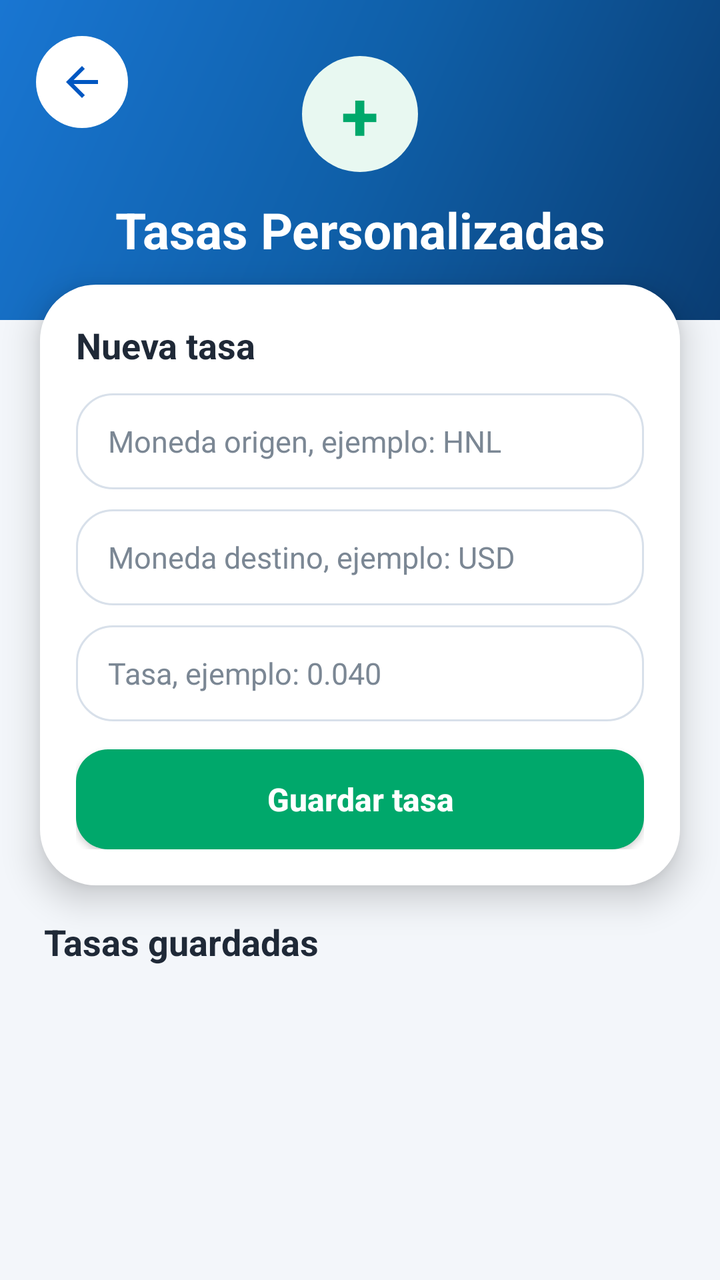
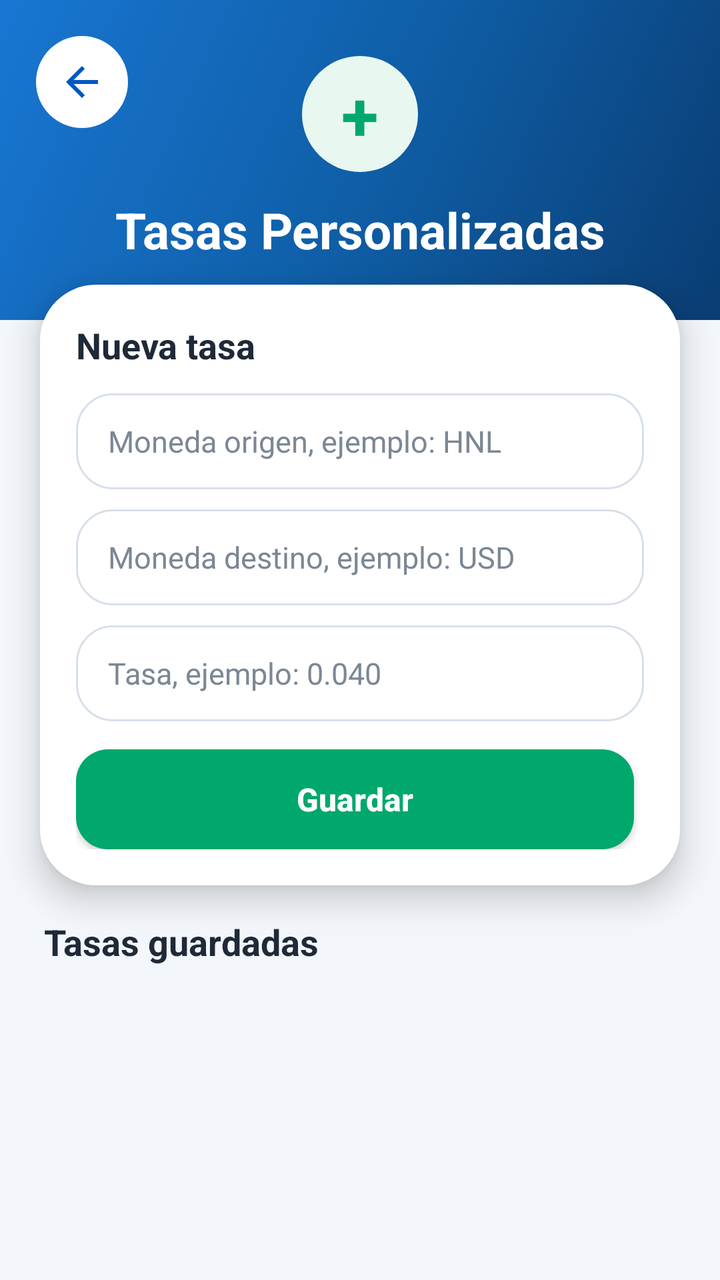

Compare the two renders of this Android layout. The source of the first and the diff that turns it into the second are given below.
<!-- AndroidManifest.xml: application theme Theme.ConversorMonedasApp -->
<!-- res/layout/activity_custom_rates.xml -->
<?xml version="1.0" encoding="utf-8"?>
<LinearLayout xmlns:android="http://schemas.android.com/apk/res/android"
    android:layout_width="match_parent"
    android:layout_height="match_parent"
    android:background="@drawable/bg_screen"
    android:orientation="vertical">

    
    <FrameLayout
        android:layout_width="match_parent"
        android:layout_height="160dp"
        android:background="@drawable/bg_header">

        <ImageButton
            android:id="@+id/btnBackCustomRates"
            android:layout_width="46dp"
            android:layout_height="46dp"
            android:layout_gravity="start|top"
            android:layout_marginStart="18dp"
            android:layout_marginTop="18dp"
            android:background="@drawable/bg_back_button"
            android:contentDescription="Volver"
            android:padding="11dp"
            android:src="@drawable/ic_back" />

        <LinearLayout
            android:layout_width="match_parent"
            android:layout_height="match_parent"
            android:gravity="center"
            android:orientation="vertical"
            android:padding="18dp">

            <TextView
                android:layout_width="58dp"
                android:layout_height="58dp"
                android:background="@drawable/circle_green"
                android:gravity="center"
                android:text="+"
                android:textColor="#00A86B"
                android:textSize="34sp"
                android:textStyle="bold" />

            <TextView
                android:layout_width="match_parent"
                android:layout_height="wrap_content"
                android:layout_marginTop="12dp"
                android:gravity="center"
                android:text="Tasas Personalizadas"
                android:textColor="#FFFFFF"
                android:textSize="25sp"
                android:textStyle="bold" />

        </LinearLayout>

    </FrameLayout>

    
    <LinearLayout
        android:layout_width="match_parent"
        android:layout_height="wrap_content"
        android:layout_marginStart="20dp"
        android:layout_marginEnd="20dp"
        android:layout_marginTop="-18dp"
        android:background="@drawable/bg_card"
        android:elevation="10dp"
        android:orientation="vertical"
        android:padding="18dp">

        <TextView
            android:layout_width="match_parent"
            android:layout_height="wrap_content"
            android:layout_marginBottom="12dp"
            android:text="Nueva tasa"
            android:textColor="#1F2937"
            android:textSize="18sp"
            android:textStyle="bold" />

        <EditText
            android:id="@+id/etFromCode"
            android:layout_width="match_parent"
            android:layout_height="48dp"
            android:layout_marginBottom="10dp"
            android:background="@drawable/bg_input"
            android:hint="Moneda origen, ejemplo: HNL"
            android:paddingStart="16dp"
            android:paddingEnd="16dp"
            android:textColor="#1F2937"
            android:textColorHint="#7B8794"
            android:textSize="15sp" />

        <EditText
            android:id="@+id/etToCode"
            android:layout_width="match_parent"
            android:layout_height="48dp"
            android:layout_marginBottom="10dp"
            android:background="@drawable/bg_input"
            android:hint="Moneda destino, ejemplo: USD"
            android:paddingStart="16dp"
            android:paddingEnd="16dp"
            android:textColor="#1F2937"
            android:textColorHint="#7B8794"
            android:textSize="15sp" />

        <EditText
            android:id="@+id/etRate"
            android:layout_width="match_parent"
            android:layout_height="48dp"
            android:layout_marginBottom="14dp"
            android:background="@drawable/bg_input"
            android:hint="Tasa, ejemplo: 0.040"
            android:inputType="numberDecimal"
            android:paddingStart="16dp"
            android:paddingEnd="16dp"
            android:textColor="#1F2937"
            android:textColorHint="#7B8794"
            android:textSize="15sp" />

        <androidx.appcompat.widget.AppCompatButton
            android:id="@+id/btnGuardarTasa"
            android:layout_width="match_parent"
            android:layout_height="50dp"
            android:background="@drawable/bg_button_success"
            android:text="Guardar tasa"
            android:textAllCaps="false"
            android:textColor="#FFFFFF"
            android:textSize="16sp"
            android:textStyle="bold" />

    </LinearLayout>

    
    <TextView
        android:layout_width="match_parent"
        android:layout_height="wrap_content"
        android:layout_marginStart="22dp"
        android:layout_marginTop="16dp"
        android:layout_marginEnd="22dp"
        android:layout_marginBottom="8dp"
        android:text="Tasas guardadas"
        android:textColor="#1F2937"
        android:textSize="18sp"
        android:textStyle="bold" />

    
    <ListView
        android:id="@+id/listCustomRates"
        android:layout_width="match_parent"
        android:layout_height="0dp"
        android:layout_marginStart="18dp"
        android:layout_marginEnd="18dp"
        android:layout_weight="1"
        android:clipToPadding="false"
        android:divider="@android:color/transparent"
        android:dividerHeight="12dp"
        android:paddingBottom="14dp" />

</LinearLayout>
<!-- resources referenced by this layout -->
<resources>
  <!-- drawable bg_back_button (drawable) -->
  <?xml version="1.0" encoding="utf-8"?>
  <shape xmlns:android="http://schemas.android.com/apk/res/android"
      android:shape="oval">
  
      <solid android:color="#FFFFFF" />
  
  </shape>
  <!-- drawable bg_button_success (drawable) -->
  <?xml version="1.0" encoding="utf-8"?>
  <shape xmlns:android="http://schemas.android.com/apk/res/android">
      <solid android:color="#00A86B" />
      <corners android:radius="16dp" />
  </shape>
  <!-- drawable bg_card (drawable) -->
  <?xml version="1.0" encoding="utf-8"?>
  <shape xmlns:android="http://schemas.android.com/apk/res/android">
      <solid android:color="#FFFFFF" />
      <corners android:radius="28dp" />
  </shape>
  <!-- drawable bg_header (drawable) -->
  <?xml version="1.0" encoding="utf-8"?>
  <shape xmlns:android="http://schemas.android.com/apk/res/android">
      <gradient
          android:startColor="#0A3D73"
          android:centerColor="#0F5FA8"
          android:endColor="#1976D2"
          android:angle="135" />
  </shape>
  <!-- drawable bg_input (drawable) -->
  <?xml version="1.0" encoding="utf-8"?>
  <shape xmlns:android="http://schemas.android.com/apk/res/android">
      <solid android:color="#FFFFFF" />
      <corners android:radius="18dp" />
      <stroke
          android:width="1dp"
          android:color="#D8E0EA" />
  </shape>
  <!-- drawable bg_screen (drawable) -->
  <?xml version="1.0" encoding="utf-8"?>
  <shape xmlns:android="http://schemas.android.com/apk/res/android">
      <solid android:color="#F3F6FA" />
  </shape>
  <!-- drawable circle_green (drawable) -->
  <?xml version="1.0" encoding="utf-8"?>
  <shape xmlns:android="http://schemas.android.com/apk/res/android"
      android:shape="oval">
      <solid android:color="#E8F8F1" />
  </shape>
  <!-- drawable ic_back (drawable) -->
  <vector xmlns:android="http://schemas.android.com/apk/res/android"
      android:width="24dp"
      android:height="24dp"
      android:viewportWidth="24"
      android:viewportHeight="24">
  
      <path
          android:fillColor="#0057C2"
          android:pathData="M20,11H7.83l5.59,-5.59L12,4l-8,8 8,8 1.42,-1.41L7.83,13H20v-2z" />
  
  </vector>
  <style name="Theme.ConversorMonedasApp" parent="Base.Theme.ConversorMonedasApp" />
  <style name="Base.Theme.ConversorMonedasApp" parent="Theme.Material3.DayNight.NoActionBar">
          <item name="colorPrimary">#1565C0</item>
          <item name="colorPrimaryContainer">#0A3D73</item>
          <item name="colorSecondary">#00A86B</item>
          <item name="colorSecondaryContainer">#E8F8F1</item>
  
          <item name="android:windowLightStatusBar">false</item>
          <item name="android:statusBarColor">#0A3D73</item>
          <item name="android:navigationBarColor">#F3F6FA</item>
      </style>
</resources>

<!-- the commit's change to res/layout/activity_custom_rates.xml (unified diff, before → after) -->
@@ -54,7 +54,6 @@
 
     </FrameLayout>
 
-    
     <LinearLayout
         android:layout_width="match_parent"
         android:layout_height="wrap_content"
@@ -115,20 +114,42 @@
             android:textColorHint="#7B8794"
             android:textSize="15sp" />
 
-        <androidx.appcompat.widget.AppCompatButton
-            android:id="@+id/btnGuardarTasa"
+        <LinearLayout
             android:layout_width="match_parent"
-            android:layout_height="50dp"
-            android:background="@drawable/bg_button_success"
-            android:text="Guardar tasa"
-            android:textAllCaps="false"
-            android:textColor="#FFFFFF"
-            android:textSize="16sp"
-            android:textStyle="bold" />
+            android:layout_height="wrap_content"
+            android:orientation="horizontal">
+
+            <androidx.appcompat.widget.AppCompatButton
+                android:id="@+id/btnGuardarTasa"
+                android:layout_width="0dp"
+                android:layout_height="50dp"
+                android:layout_weight="1"
+                android:layout_marginEnd="5dp"
+                android:background="@drawable/bg_button_success"
+                android:text="Guardar"
+                android:textAllCaps="false"
+                android:textColor="#FFFFFF"
+                android:textSize="16sp"
+                android:textStyle="bold" />
+
+            <androidx.appcompat.widget.AppCompatButton
+                android:id="@+id/btnActualizarTasa"
+                android:layout_width="0dp"
+                android:layout_height="50dp"
+                android:layout_weight="1"
+                android:layout_marginStart="5dp"
+                android:background="@drawable/bg_button_primary"
+                android:text="Actualizar"
+                android:textAllCaps="false"
+                android:textColor="#FFFFFF"
+                android:textSize="16sp"
+                android:textStyle="bold"
+                android:visibility="gone" />
+
+        </LinearLayout>
 
     </LinearLayout>
 
-    
     <TextView
         android:layout_width="match_parent"
         android:layout_height="wrap_content"
@@ -141,7 +162,6 @@
         android:textSize="18sp"
         android:textStyle="bold" />
 
-    
     <ListView
         android:id="@+id/listCustomRates"
         android:layout_width="match_parent"
<!-- resource entries referenced after the edit -->
@@ -7,6 +7,12 @@
   
       <solid android:color="#FFFFFF" />
   
+  </shape>
+  <!-- drawable bg_button_primary (drawable) -->
+  <?xml version="1.0" encoding="utf-8"?>
+  <shape xmlns:android="http://schemas.android.com/apk/res/android">
+      <solid android:color="#0057C2" />
+      <corners android:radius="18dp" />
   </shape>
   <!-- drawable bg_button_success (drawable) -->
   <?xml version="1.0" encoding="utf-8"?>
